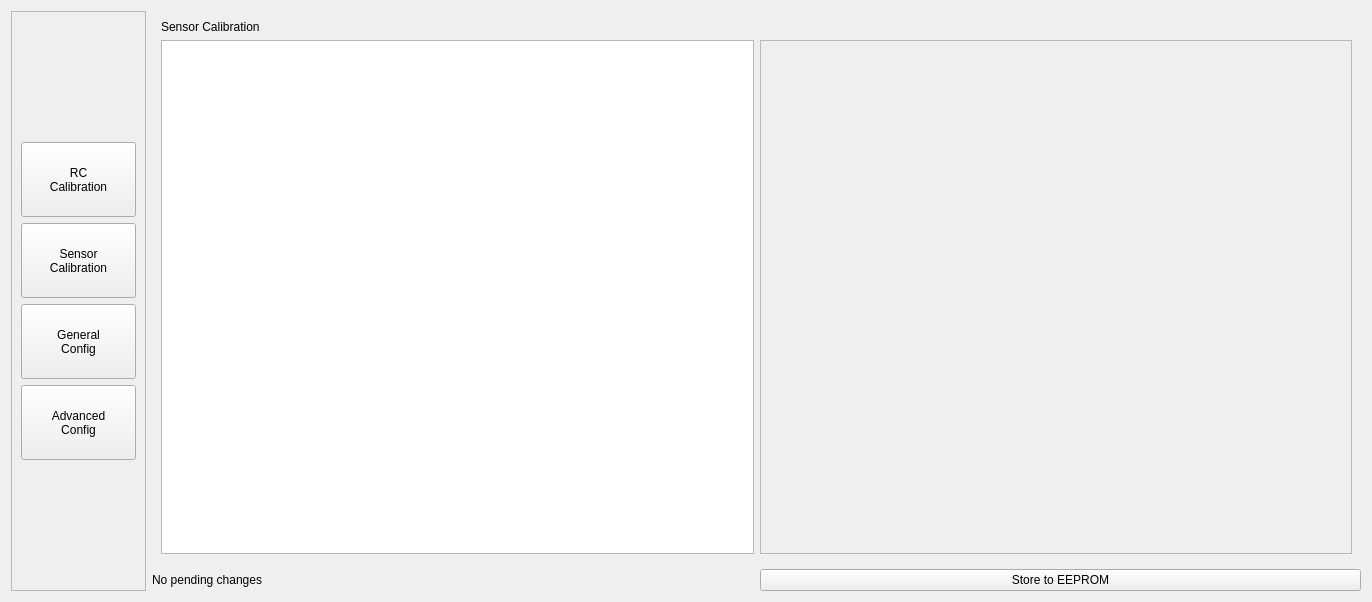
First picture: the form in src/ui/QGCVehicleConfig.ui, repository mavlink/qgroundcontrol, before the edit.
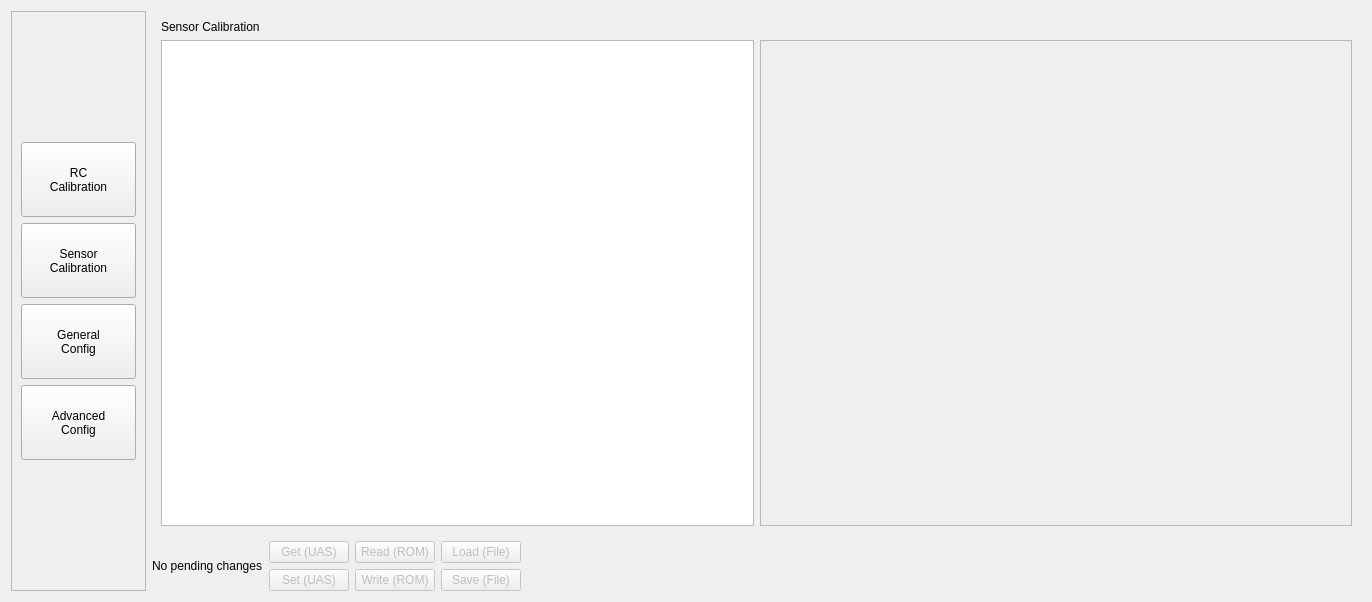
Second picture: the form after the edit. The open tabs and pages were chosen to show the change. Custom widgets are drawn as their Qt base class.

Commit message: Fixed some some graphical glitches in the new RC calibration screen

```diff
--- a/src/ui/QGCVehicleConfig.ui
+++ b/src/ui/QGCVehicleConfig.ui
@@ -800,8 +800,8 @@
                  <rect>
                   <x>0</x>
                   <y>0</y>
-                  <width>364</width>
-                  <height>537</height>
+                  <width>20</width>
+                  <height>20</height>
                  </rect>
                 </property>
                 <layout class="QVBoxLayout" name="verticalLayout_10">
@@ -1062,11 +1062,120 @@
         </widget>
        </item>
        <item>
-        <widget class="QPushButton" name="storeButton">
-         <property name="text">
-          <string>Store to EEPROM</string>
+        <layout class="QGridLayout" name="gridLayout">
+         <item row="1" column="1">
+          <widget class="QPushButton" name="writeButton">
+           <property name="enabled">
+            <bool>false</bool>
+           </property>
+           <property name="toolTip">
+            <string>Copy current parameters in non-permanent memory of the aircraft to permanent memory. Transmit your parameters first to write these.</string>
+           </property>
+           <property name="statusTip">
+            <string/>
+           </property>
+           <property name="text">
+            <string>Write (ROM)</string>
+           </property>
+          </widget>
+         </item>
+         <item row="1" column="0">
+          <widget class="QPushButton" name="setButton">
+           <property name="enabled">
+            <bool>false</bool>
+           </property>
+           <property name="toolTip">
+            <string>Set current parameters in non-permanent onboard memory.</string>
+           </property>
+           <property name="statusTip">
+            <string/>
+           </property>
+           <property name="text">
+            <string>Set (UAS)</string>
+           </property>
+          </widget>
+         </item>
+         <item row="0" column="1">
+          <widget class="QPushButton" name="readButton">
+           <property name="enabled">
+            <bool>false</bool>
+           </property>
+           <property name="toolTip">
+            <string>Copy parameters from permanent memory to non-permanent current memory of aircraft. DOES NOT update the parameters in this view, click refresh after copying them to get them.</string>
+           </property>
+           <property name="statusTip">
+            <string/>
+           </property>
+           <property name="whatsThis">
+            <string/>
+           </property>
+           <property name="text">
+            <string>Read (ROM)</string>
+           </property>
+          </widget>
+         </item>
+         <item row="0" column="0">
+          <widget class="QPushButton" name="refreshButton">
+           <property name="enabled">
+            <bool>false</bool>
+           </property>
+           <property name="toolTip">
+            <string>Load parameters currently in non-permanent memory of aircraft.</string>
+           </property>
+           <property name="statusTip">
+            <string/>
+           </property>
+           <property name="text">
+            <string>Get (UAS)</string>
+           </property>
+          </widget>
+         </item>
+         <item row="0" column="2">
+          <widget class="QPushButton" name="loadFileButton">
+           <property name="enabled">
+            <bool>false</bool>
+           </property>
+           <property name="toolTip">
+            <string>Load parameters from a file on this computer in the view. To write them to the aircraft, use transmit after loading them.</string>
+           </property>
+           <property name="statusTip">
+            <string/>
+           </property>
+           <property name="text">
+            <string>Load (File)</string>
+           </property>
+          </widget>
+         </item>
+         <item row="1" column="2">
+          <widget class="QPushButton" name="saveFileButton">
+           <property name="enabled">
+            <bool>false</bool>
+           </property>
+           <property name="toolTip">
+            <string>Save parameters in this view to a file on this computer.</string>
+           </property>
+           <property name="statusTip">
+            <string/>
+           </property>
+           <property name="text">
+            <string>Save (File)</string>
+           </property>
+          </widget>
+         </item>
+        </layout>
+       </item>
+       <item>
+        <spacer name="horizontalSpacer_5">
+         <property name="orientation">
+          <enum>Qt::Horizontal</enum>
          </property>
-        </widget>
+         <property name="sizeHint" stdset="0">
+          <size>
+           <width>40</width>
+           <height>20</height>
+          </size>
+         </property>
+        </spacer>
        </item>
       </layout>
      </item>
```
The commit also changes 2 other files.
